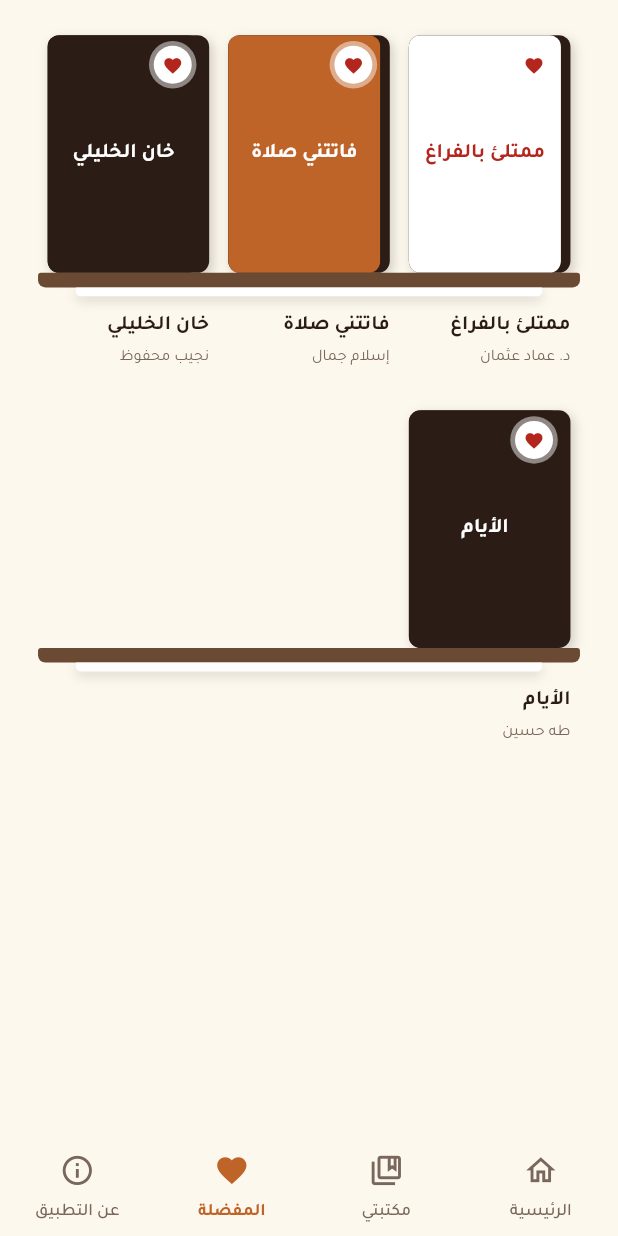
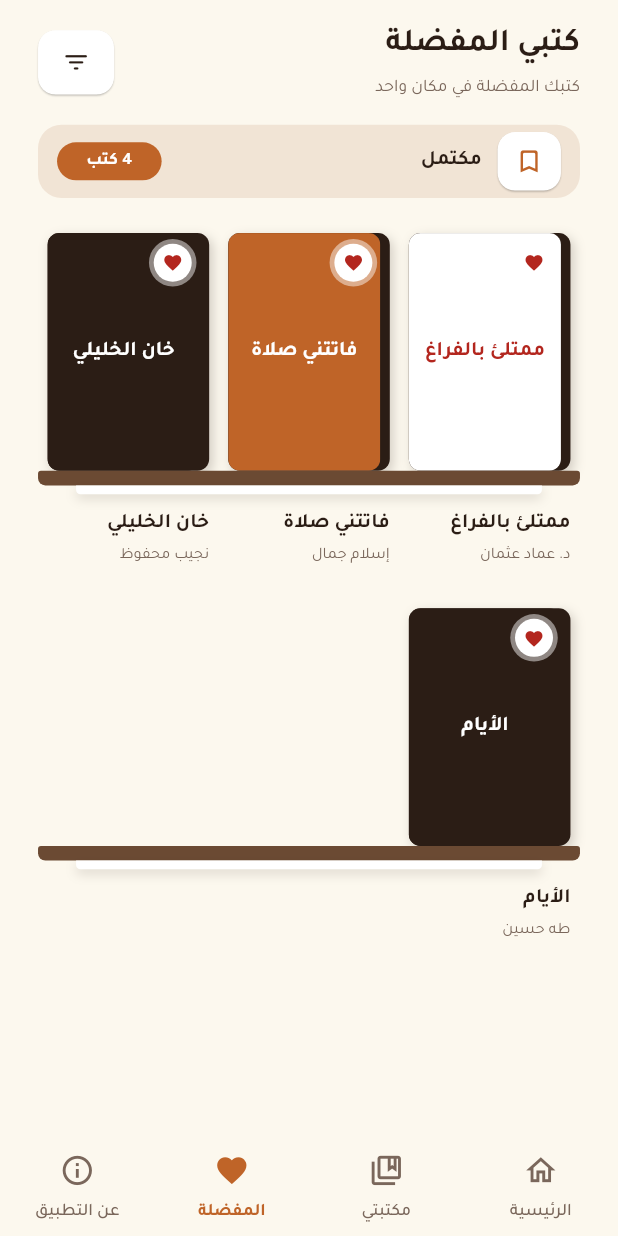
Before and after one commit to ahmedwaliid309/Library-Management-Book-Catalog-App, a Flutter app: the FavoritesScreen screen opened by its route, on a phone screen of 412 x 824 dp. Run offline on Flutter 3.47's test engine with Material 3 defaults, Android fonts, the phone set to English and light mode, and no system bars; our stand-ins replace flutter_screenutil, go_router.

Commit message:
Add favorites screen components

```diff
--- a/lib/features/favorites/favorites_screen.dart
+++ b/lib/features/favorites/favorites_screen.dart
@@ -3,9 +3,9 @@ import 'package:go_router/go_router.dart';
 
 import '../../core/router/app_router.dart';
 import 'data/favorite_book.dart';
-
+import 'widgets/favorites_count_card.dart';
 import 'widgets/favorites_empty_state.dart';
-
+import 'widgets/favorites_header.dart';
 import 'widgets/favorites_shelf.dart';
 
 // المسؤول: السيد (حالة فاضية + حالة فيها كتب)
@@ -17,10 +17,10 @@ class FavoritesScreen extends StatefulWidget {
 }
 
 class _FavoritesScreenState extends State<FavoritesScreen> {
-  // بيانات تجريبية. في مرحلة اللوجيك هتتبدل بالمفضلة الحقيقية.
+  // بيانات تجريبية
   List<FavoriteBook> _books = sampleFavoriteBooks;
 
-  // للمراجعة بس: زر الفلتر بيبدّل بين حالة الكتب والحالة الفاضية.
+  // للمراجعة بس: زر الفلتر
   // TODO(logic): يتشال ويتبدل بفلتر حقيقي.
   void _toggleDemoState() {
     setState(() {
@@ -31,11 +31,13 @@ class _FavoritesScreenState extends State<FavoritesScreen> {
   @override
   Widget build(BuildContext context) {
     return Scaffold(
-      // الـ Bottom Nav موجود في MainShell، فمش بنكرره هنا.
+
       body: SafeArea(
         bottom: false,
         child: Column(
           children: [
+            FavoritesHeader(onFilterTap: _toggleDemoState),
+            FavoritesCountCard(count: _books.length),
             Expanded(
               child: _books.isEmpty
                   ? FavoritesEmptyState(
--- /dev/null
+++ b/lib/features/favorites/widgets/favorites_count_card.dart
@@ -0,0 +1,60 @@
+import 'package:flutter/material.dart';
+import 'package:flutter_screenutil/flutter_screenutil.dart';
+
+import '../../../core/theme/app_colors.dart';
+import 'square_icon_button.dart';
+
+/// كارت "مكتمل" + عدد الكتب (بيتغير حسب [count]).
+class FavoritesCountCard extends StatelessWidget {
+  const FavoritesCountCard({super.key, required this.count});
+
+  final int count;
+
+  @override
+  Widget build(BuildContext context) {
+    return Container(
+      height: 50.h,
+      margin: EdgeInsets.symmetric(horizontal: 24.w),
+      padding: EdgeInsets.symmetric(horizontal: 12.w),
+      decoration: BoxDecoration(
+        color: AppColors.primaryDark.withOpacity(0.12),
+        borderRadius: BorderRadius.circular(16.r),
+      ),
+      child: Row(
+        children: [
+          const SquareIconButton(
+            icon: Icons.bookmark_border_rounded,
+            iconColor: AppColors.primary,
+          ),
+          SizedBox(width: 10.w),
+          Text(
+            'مكتمل',
+            style: TextStyle(
+              fontSize: 14.sp,
+              fontWeight: FontWeight.w700,
+              color: AppColors.textPrimary,
+            ),
+          ),
+          const Spacer(),
+          Container(
+            width: 66.w,
+            height: 26.h,
+            alignment: Alignment.center,
+            decoration: BoxDecoration(
+              color: AppColors.primary,
+              borderRadius: BorderRadius.circular(20.r),
+            ),
+            child: Text(
+              '$count كتب',
+              style: TextStyle(
+                fontSize: 12.sp,
+                fontWeight: FontWeight.w600,
+                color: AppColors.onPrimary,
+              ),
+            ),
+          ),
+        ],
+      ),
+    );
+  }
+}
--- /dev/null
+++ b/lib/features/favorites/widgets/favorites_header.dart
@@ -0,0 +1,51 @@
+import 'package:flutter/material.dart';
+import 'package:flutter_screenutil/flutter_screenutil.dart';
+
+import '../../../core/theme/app_colors.dart';
+import 'square_icon_button.dart';
+
+class FavoritesHeader extends StatelessWidget {
+  const FavoritesHeader({super.key, this.onFilterTap});
+
+  final VoidCallback? onFilterTap;
+
+  @override
+  Widget build(BuildContext context) {
+    return Padding(
+      padding: EdgeInsets.fromLTRB(24.w, 16.h, 24.w, 16.h),
+      child: Row(
+        children: [
+          Expanded(
+            child: Column(
+              crossAxisAlignment: CrossAxisAlignment.start,
+              children: [
+                Text(
+                  'كتبي المفضلة',
+                  style: TextStyle(
+                    fontSize: 22.sp,
+                    fontWeight: FontWeight.w800,
+                    color: AppColors.textPrimary,
+                  ),
+                ),
+                SizedBox(height: 4.h),
+                Text(
+                  'كتبك المفضلة في مكان واحد',
+                  style: TextStyle(
+                    fontSize: 12.sp,
+                    color: AppColors.textSecondary,
+                  ),
+                ),
+              ],
+            ),
+          ),
+          SquareIconButton(
+            icon: Icons.filter_list_rounded,
+            onTap: onFilterTap,
+            width: 48,
+            height: 44,
+          ),
+        ],
+      ),
+    );
+  }
+}
--- /dev/null
+++ b/lib/features/favorites/widgets/square_icon_button.dart
@@ -0,0 +1,40 @@
+import 'package:flutter/material.dart';
+import 'package:flutter_screenutil/flutter_screenutil.dart';
+
+import '../../../core/theme/app_colors.dart';
+
+/// زر أيقونة مربع أبيض (الفلتر + أيقونة الكارت).
+class SquareIconButton extends StatelessWidget {
+  const SquareIconButton({
+    super.key,
+    required this.icon,
+    this.onTap,
+    this.iconColor = AppColors.textPrimary,
+    this.width = 40,
+    this.height = 40,
+  });
+
+  final IconData icon;
+  final VoidCallback? onTap;
+  final Color iconColor;
+  final double width;
+  final double height;
+
+  @override
+  Widget build(BuildContext context) {
+    return Material(
+      color: AppColors.surface,
+      elevation: 0.5,
+      borderRadius: BorderRadius.circular(12.r),
+      child: InkWell(
+        borderRadius: BorderRadius.circular(12.r),
+        onTap: onTap,
+        child: SizedBox(
+          width: width.w,
+          height: height.h,
+          child: Icon(icon, size: 20.sp, color: iconColor),
+        ),
+      ),
+    );
+  }
+}
```
